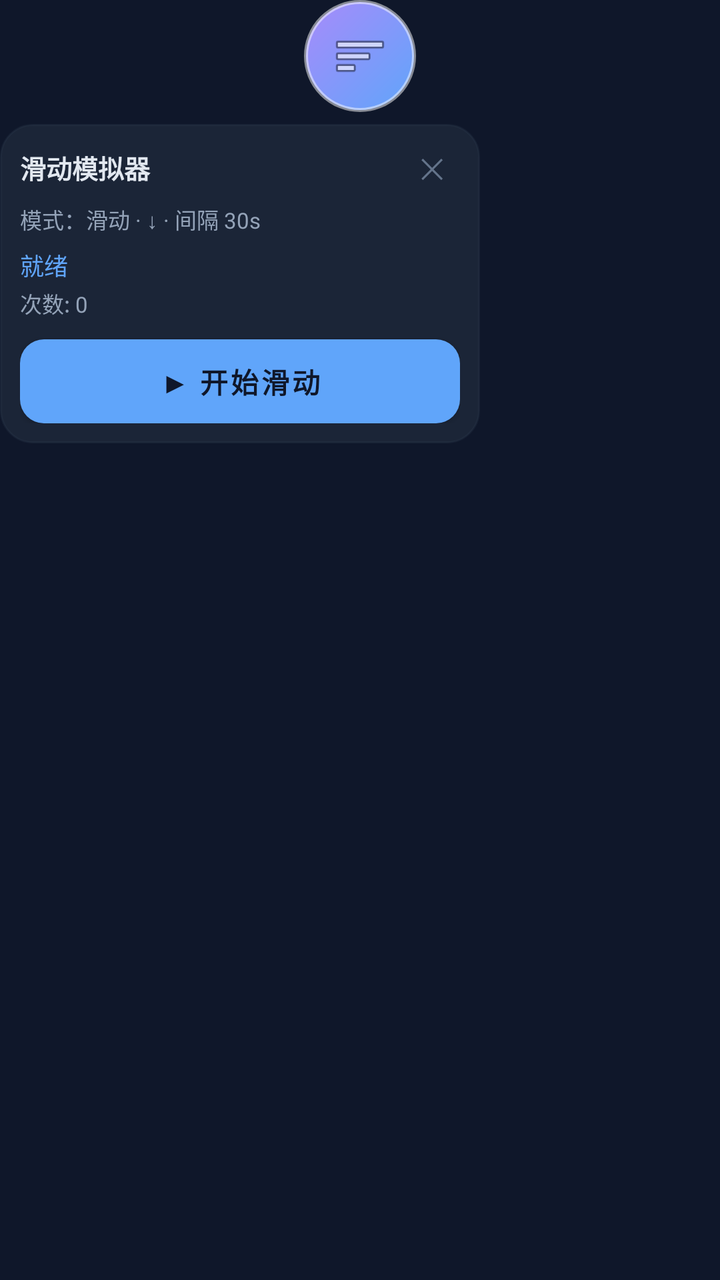
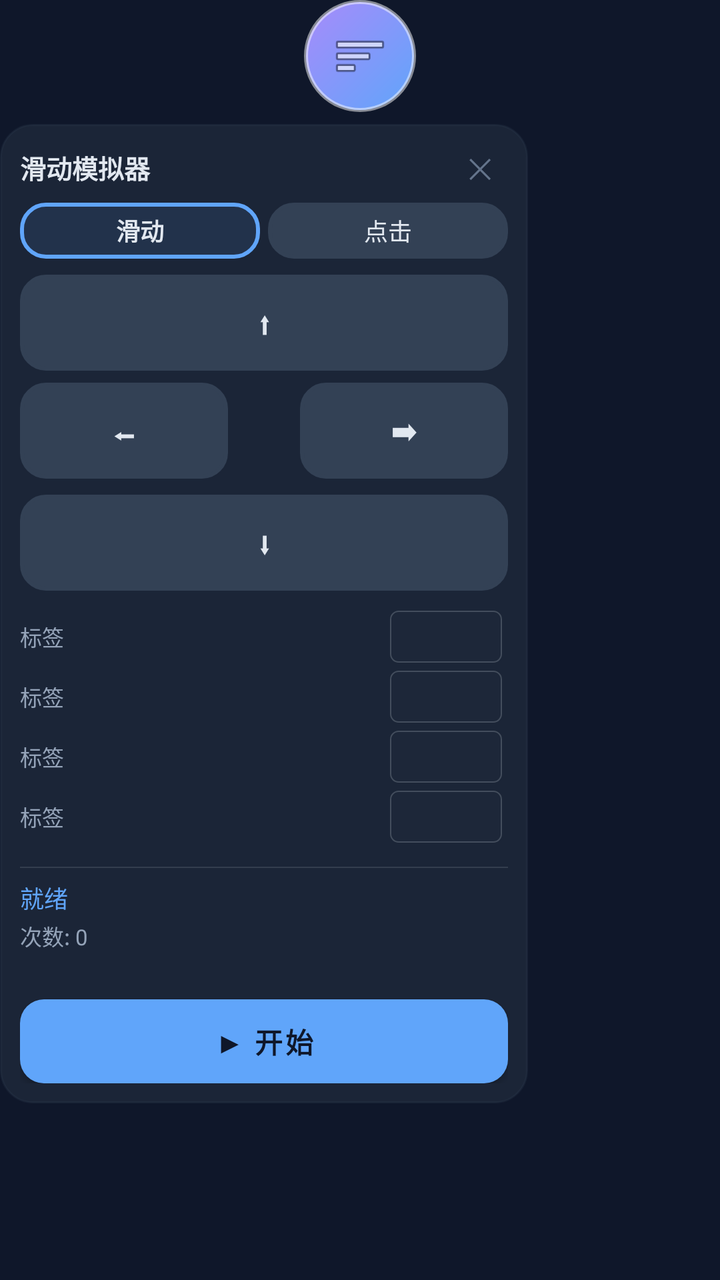

The first picture is an Android layout as it rendered before a commit; the second is the same layout after the commit. The layout source and the unified diff follow.
<!-- AndroidManifest.xml: application theme Theme.SwipeSim -->
<!-- res/layout/floating_widget.xml -->
<?xml version="1.0" encoding="utf-8"?>
<LinearLayout xmlns:android="http://schemas.android.com/apk/res/android"
    android:layout_width="wrap_content"
    android:layout_height="wrap_content"
    android:orientation="vertical">

    
    <ImageView
        android:id="@+id/handle"
        android:layout_width="56dp"
        android:layout_height="56dp"
        android:layout_gravity="center"
        android:src="@android:drawable/ic_menu_sort_by_size"
        android:background="@drawable/bg_handle"
        android:padding="14dp"
        android:scaleType="centerInside"
        android:contentDescription="悬浮球"/>

    
    <LinearLayout
        android:id="@+id/panel"
        android:layout_width="240dp"
        android:layout_height="wrap_content"
        android:orientation="vertical"
        android:background="@drawable/bg_floating"
        android:padding="10dp"
        android:layout_marginTop="6dp"
        android:visibility="visible">

        <LinearLayout
            android:layout_width="match_parent"
            android:layout_height="wrap_content"
            android:orientation="horizontal"
            android:gravity="center_vertical"
            android:layout_marginBottom="6dp">
            <TextView
                android:layout_width="0dp"
                android:layout_height="wrap_content"
                android:layout_weight="1"
                android:text="滑动模拟器"
                android:textColor="@color/text1"
                android:textSize="13sp"
                android:textStyle="bold"/>
            <TextView
                android:id="@+id/btn_close"
                android:layout_width="wrap_content"
                android:layout_height="wrap_content"
                android:text="✕"
                android:textColor="@color/text3"
                android:textSize="14sp"
                android:paddingStart="8dp"
                android:paddingEnd="8dp"
                android:paddingTop="2dp"
                android:paddingBottom="2dp"/>
        </LinearLayout>

        <TextView
            android:id="@+id/tv_params"
            android:layout_width="match_parent"
            android:layout_height="wrap_content"
            android:text="模式：滑动 · ↓ · 间隔 30s"
            android:textColor="@color/text2"
            android:textSize="11sp"
            android:lineSpacingExtra="2dp"
            android:layout_marginBottom="6dp"/>

        <TextView
            android:id="@+id/tv_status"
            android:layout_width="wrap_content"
            android:layout_height="wrap_content"
            android:text="就绪"
            android:textColor="@color/primary"
            android:textSize="12sp"
            android:layout_marginBottom="2dp"/>
        <TextView
            android:id="@+id/tv_count"
            android:layout_width="wrap_content"
            android:layout_height="wrap_content"
            android:text="次数: 0"
            android:textColor="@color/text2"
            android:textSize="11sp"
            android:layout_marginBottom="10dp"/>

        <Button
            android:id="@+id/btn_start"
            android:layout_width="match_parent"
            android:layout_height="42dp"
            android:text="▶ 开始滑动"
            android:textStyle="bold"
            android:textSize="14sp"
            android:textColor="@color/bg"
            android:background="@drawable/bg_btn_primary"/>
    </LinearLayout>
</LinearLayout>
<!-- resources referenced by this layout -->
<resources>
  <color name="bg">#0F172A</color>
  <color name="primary">#60A5FA</color>
  <color name="text1">#E2E8F0</color>
  <color name="text2">#94A3B8</color>
  <color name="text3">#64748B</color>
  <!-- drawable bg_btn_primary (drawable) -->
  <?xml version="1.0" encoding="utf-8"?>
  <shape xmlns:android="http://schemas.android.com/apk/res/android"
      android:shape="rectangle">
      <gradient
          android:startColor="#60A5FA"
          android:endColor="#A78BFA"
          android:angle="135"/>
      <corners android:radius="12dp"/>
  </shape>
  <!-- drawable bg_floating (drawable) -->
  <?xml version="1.0" encoding="utf-8"?>
  <shape xmlns:android="http://schemas.android.com/apk/res/android"
      android:shape="rectangle">
      <solid android:color="#CC1E293B"/>
      <corners android:radius="16dp"/>
      <stroke android:width="1dp" android:color="#44334155"/>
  </shape>
  <!-- drawable bg_handle (drawable) -->
  <?xml version="1.0" encoding="utf-8"?>
  <shape xmlns:android="http://schemas.android.com/apk/res/android"
      android:shape="oval">
      <gradient
          android:startColor="#60A5FA"
          android:endColor="#A78BFA"
          android:angle="135"/>
      <stroke android:width="2dp" android:color="#80FFFFFF"/>
  </shape>
  <style name="Theme.SwipeSim" parent="Theme.MaterialComponents.DayNight.DarkActionBar">
          <item name="colorPrimary">@color/primary</item>
          <item name="colorPrimaryVariant">@color/primary_alt</item>
          <item name="colorOnPrimary">@color/bg</item>
          <item name="colorSecondary">@color/primary_alt</item>
          <item name="android:windowBackground">@color/bg</item>
          <item name="android:statusBarColor">@color/bg</item>
          <item name="android:navigationBarColor">@color/bg</item>
      </style>
  <color name="primary_alt">#A78BFA</color>
</resources>

<!-- the commit's change to res/layout/floating_widget.xml (unified diff, before → after) -->
@@ -19,7 +19,7 @@
     
     <LinearLayout
         android:id="@+id/panel"
-        android:layout_width="240dp"
+        android:layout_width="264dp"
         android:layout_height="wrap_content"
         android:orientation="vertical"
         android:background="@drawable/bg_floating"
@@ -54,14 +54,156 @@
                 android:paddingBottom="2dp"/>
         </LinearLayout>
 
-        <TextView
-            android:id="@+id/tv_params"
-            android:layout_width="match_parent"
-            android:layout_height="wrap_content"
-            android:text="模式：滑动 · ↓ · 间隔 30s"
-            android:textColor="@color/text2"
-            android:textSize="11sp"
-            android:lineSpacingExtra="2dp"
+        
+        <LinearLayout
+            android:layout_width="match_parent"
+            android:layout_height="28dp"
+            android:orientation="horizontal"
+            android:baselineAligned="false"
+            android:layout_marginBottom="8dp">
+            <TextView
+                android:id="@+id/tab_swipe2"
+                android:layout_width="0dp"
+                android:layout_height="match_parent"
+                android:layout_weight="1"
+                android:gravity="center"
+                android:text="滑动"
+                android:textColor="#FFE2E8F0"
+                android:textSize="12sp"
+                android:background="@drawable/bg_dir_selected"
+                android:textStyle="bold"/>
+            <View android:layout_width="4dp" android:layout_height="1dp"/>
+            <TextView
+                android:id="@+id/tab_click2"
+                android:layout_width="0dp"
+                android:layout_height="match_parent"
+                android:layout_weight="1"
+                android:gravity="center"
+                android:text="点击"
+                android:textColor="#FFE2E8F0"
+                android:textSize="12sp"
+                android:background="@drawable/bg_dir_normal"/>
+        </LinearLayout>
+
+        
+        <LinearLayout
+            android:id="@+id/swipe_panel"
+            android:layout_width="match_parent"
+            android:layout_height="wrap_content"
+            android:orientation="vertical">
+
+            
+            <LinearLayout
+                android:layout_width="match_parent"
+                android:layout_height="wrap_content"
+                android:orientation="horizontal"
+                android:gravity="center"
+                android:layout_marginBottom="6dp">
+                <TextView android:id="@+id/dir_up" style="@style/DirBtn" android:text="⬆"/>
+            </LinearLayout>
+            <LinearLayout
+                android:layout_width="match_parent"
+                android:layout_height="wrap_content"
+                android:orientation="horizontal"
+                android:gravity="center"
+                android:layout_marginBottom="8dp">
+                <TextView android:id="@+id/dir_left" style="@style/DirBtn" android:text="⬅"/>
+                <View android:layout_width="36dp" android:layout_height="1dp"/>
+                <TextView android:id="@+id/dir_right" style="@style/DirBtn" android:text="➡"/>
+            </LinearLayout>
+            <LinearLayout
+                android:layout_width="match_parent"
+                android:layout_height="wrap_content"
+                android:orientation="horizontal"
+                android:gravity="center"
+                android:layout_marginBottom="10dp">
+                <TextView android:id="@+id/dir_down" style="@style/DirBtn" android:text="⬇"/>
+            </LinearLayout>
+
+            <include layout="@layout/_row_edit" android:id="@+id/row_distance"/>
+            <include layout="@layout/_row_edit" android:id="@+id/row_interval_swipe"/>
+            <include layout="@layout/_row_edit" android:id="@+id/row_duration"/>
+            <include layout="@layout/_row_edit" android:id="@+id/row_midpause"/>
+        </LinearLayout>
+
+        
+        <LinearLayout
+            android:id="@+id/click_panel"
+            android:layout_width="match_parent"
+            android:layout_height="wrap_content"
+            android:orientation="vertical"
+            android:visibility="gone">
+
+            
+            <LinearLayout
+                android:layout_width="match_parent"
+                android:layout_height="wrap_content"
+                android:orientation="horizontal"
+                android:gravity="center_vertical"
+                android:layout_marginBottom="6dp">
+                <TextView
+                    android:layout_width="wrap_content"
+                    android:layout_height="wrap_content"
+                    android:text="循环间隔:"
+                    android:textColor="@color/text2"
+                    android:textSize="11sp"
+                    android:layout_marginEnd="4dp"/>
+                <EditText
+                    android:id="@+id/et_interval_click"
+                    android:layout_width="52dp"
+                    android:layout_height="26dp"
+                    android:inputType="numberDecimal"
+                    android:hint="30"
+                    android:textColor="@color/text1"
+                    android:textColorHint="@color/text3"
+                    android:background="@drawable/bg_input"
+                    android:paddingStart="4dp"
+                    android:paddingEnd="4dp"
+                    android:textSize="11sp"
+                    android:gravity="center"/>
+                <TextView
+                    android:layout_width="wrap_content"
+                    android:layout_height="wrap_content"
+                    android:text="秒"
+                    android:textColor="@color/text3"
+                    android:textSize="10sp"
+                    android:layout_marginStart="2dp"
+                    android:layout_marginEnd="6dp"/>
+                <View android:layout_width="0dp" android:layout_height="1dp" android:layout_weight="1"/>
+                <TextView
+                    android:id="@+id/btn_add_point"
+                    android:layout_width="wrap_content"
+                    android:layout_height="26dp"
+                    android:gravity="center"
+                    android:background="@drawable/bg_dir_selected"
+                    android:textColor="#FF38BDF8"
+                    android:textSize="11sp"
+                    android:textStyle="bold"
+                    android:paddingStart="10dp"
+                    android:paddingEnd="10dp"
+                    android:text="+ 加点"/>
+            </LinearLayout>
+
+            
+            <ScrollView
+                android:layout_width="match_parent"
+                android:layout_height="wrap_content"
+                android:maxHeight="220dp"
+                android:layout_marginBottom="4dp">
+                <LinearLayout
+                    android:id="@+id/points_container"
+                    android:layout_width="match_parent"
+                    android:layout_height="wrap_content"
+                    android:orientation="vertical"/>
+            </ScrollView>
+        </LinearLayout>
+
+        
+        <View
+            android:layout_width="match_parent"
+            android:layout_height="0.5dp"
+            android:background="#1FE2E8F0"
+            android:layout_marginTop="8dp"
             android:layout_marginBottom="6dp"/>
 
         <TextView
@@ -79,16 +221,63 @@
             android:text="次数: 0"
             android:textColor="@color/text2"
             android:textSize="11sp"
-            android:layout_marginBottom="10dp"/>
+            android:layout_marginBottom="2dp"/>
+        <TextView
+            android:id="@+id/tv_params"
+            android:layout_width="match_parent"
+            android:layout_height="wrap_content"
+            android:text=""
+            android:textColor="@color/text3"
+            android:textSize="10sp"
+            android:lineSpacingExtra="1dp"
+            android:layout_marginBottom="8dp"/>
 
         <Button
             android:id="@+id/btn_start"
             android:layout_width="match_parent"
             android:layout_height="42dp"
-            android:text="▶ 开始滑动"
+            android:text="▶ 开始"
             android:textStyle="bold"
             android:textSize="14sp"
             android:textColor="@color/bg"
             android:background="@drawable/bg_btn_primary"/>
     </LinearLayout>
 </LinearLayout>
+<!-- res/layout/_row_edit.xml (included above) -->
+<?xml version="1.0" encoding="utf-8"?>
+<LinearLayout xmlns:android="http://schemas.android.com/apk/res/android"
+    android:layout_width="match_parent"
+    android:layout_height="wrap_content"
+    android:orientation="horizontal"
+    android:gravity="center_vertical"
+    android:layout_marginBottom="4dp">
+    <TextView
+        android:id="@+id/row_label"
+        android:layout_width="0dp"
+        android:layout_height="wrap_content"
+        android:layout_weight="1"
+        android:textColor="@color/text2"
+        android:textSize="11sp"
+        android:singleLine="true"
+        android:ellipsize="end"
+        android:text="标签"/>
+    <EditText
+        android:id="@+id/row_value"
+        android:layout_width="56dp"
+        android:layout_height="26dp"
+        android:inputType="numberDecimal"
+        android:textColor="@color/text1"
+        android:textColorHint="@color/text3"
+        android:background="@drawable/bg_input"
+        android:paddingStart="4dp"
+        android:paddingEnd="4dp"
+        android:textSize="11sp"
+        android:gravity="center"/>
+    <TextView
+        android:id="@+id/row_unit"
+        android:layout_width="wrap_content"
+        android:layout_height="wrap_content"
+        android:textColor="@color/text3"
+        android:textSize="10sp"
+        android:layout_marginStart="3dp"/>
+</LinearLayout>
<!-- resource entries referenced after the edit -->
@@ -14,6 +14,22 @@
           android:endColor="#A78BFA"
           android:angle="135"/>
       <corners android:radius="12dp"/>
+  </shape>
+  <!-- drawable bg_dir_normal (drawable) -->
+  <?xml version="1.0" encoding="utf-8"?>
+  <shape xmlns:android="http://schemas.android.com/apk/res/android"
+      android:shape="rectangle">
+      <solid android:color="#334155"/>
+      <corners android:radius="12dp"/>
+      <stroke android:width="2dp" android:color="@color/divider"/>
+  </shape>
+  <!-- drawable bg_dir_selected (drawable) -->
+  <?xml version="1.0" encoding="utf-8"?>
+  <shape xmlns:android="http://schemas.android.com/apk/res/android"
+      android:shape="rectangle">
+      <solid android:color="#1A60A5FA"/>
+      <corners android:radius="12dp"/>
+      <stroke android:width="2dp" android:color="@color/primary"/>
   </shape>
   <!-- drawable bg_floating (drawable) -->
   <?xml version="1.0" encoding="utf-8"?>
@@ -33,6 +49,26 @@
           android:angle="135"/>
       <stroke android:width="2dp" android:color="#80FFFFFF"/>
   </shape>
+  <!-- drawable bg_input (drawable) -->
+  <?xml version="1.0" encoding="utf-8"?>
+  <shape xmlns:android="http://schemas.android.com/apk/res/android"
+      android:shape="rectangle">
+      <solid android:color="#14334155"/>
+      <corners android:radius="4dp"/>
+      <stroke android:width="0.5dp" android:color="#33E2E8F0"/>
+  </shape>
+  <style name="DirBtn">
+          <item name="android:layout_width">0dp</item>
+          <item name="android:layout_height">48dp</item>
+          <item name="android:layout_weight">1</item>
+          <item name="android:gravity">center</item>
+          <item name="android:background">@drawable/selector_direction</item>
+          <item name="android:textColor">@color/text1</item>
+          <item name="android:textStyle">bold</item>
+          <item name="android:textSize">14sp</item>
+          <item name="android:clickable">true</item>
+          <item name="android:focusable">true</item>
+      </style>
   <style name="Theme.SwipeSim" parent="Theme.MaterialComponents.DayNight.DarkActionBar">
           <item name="colorPrimary">@color/primary</item>
           <item name="colorPrimaryVariant">@color/primary_alt</item>
@@ -42,6 +78,13 @@
           <item name="android:statusBarColor">@color/bg</item>
           <item name="android:navigationBarColor">@color/bg</item>
       </style>
+  <color name="divider">#334155</color>
+  <!-- drawable selector_direction (drawable) -->
+  <?xml version="1.0" encoding="utf-8"?>
+  <selector xmlns:android="http://schemas.android.com/apk/res/android">
+      <item android:state_selected="true" android:drawable="@drawable/bg_dir_selected"/>
+      <item android:drawable="@drawable/bg_dir_normal"/>
+  </selector>
   <color name="primary_alt">#A78BFA</color>
 </resources>
 
